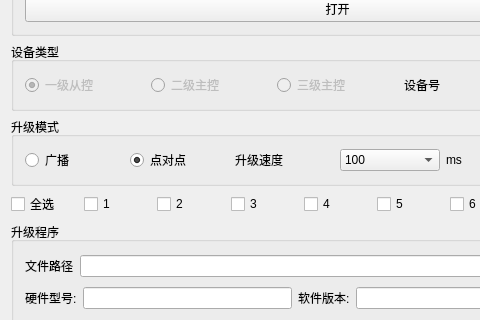
christing029/HuaFonBench, file HuaFonBench/src/ota/UPFileWindows.ui: the form before one commit; both pictures show x 0 to 480 and y 153 to 473 of the 675 by 651 pixel window.
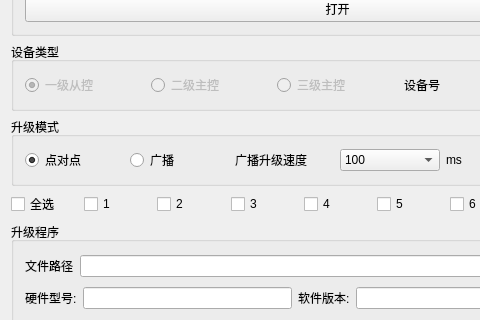
The form after the commit.

The edit to the form file:
```diff
--- a/HuaFonBench/src/ota/UPFileWindows.ui
+++ b/HuaFonBench/src/ota/UPFileWindows.ui
@@ -459,13 +459,6 @@
        <string>升级模式</string>
       </property>
       <layout class="QHBoxLayout" name="horizontalLayout_6">
-       <item>
-        <widget class="QRadioButton" name="rB_BMode">
-         <property name="text">
-          <string>广播</string>
-         </property>
-        </widget>
-       </item>
        <item>
         <widget class="QRadioButton" name="rB_PMode">
          <property name="text">
@@ -476,10 +469,17 @@
          </property>
         </widget>
        </item>
+       <item>
+        <widget class="QRadioButton" name="rB_BMode">
+         <property name="text">
+          <string>广播</string>
+         </property>
+        </widget>
+       </item>
        <item>
         <widget class="QLabel" name="label_2">
          <property name="text">
-          <string>升级速度</string>
+          <string>广播升级速度</string>
          </property>
         </widget>
        </item>
```
